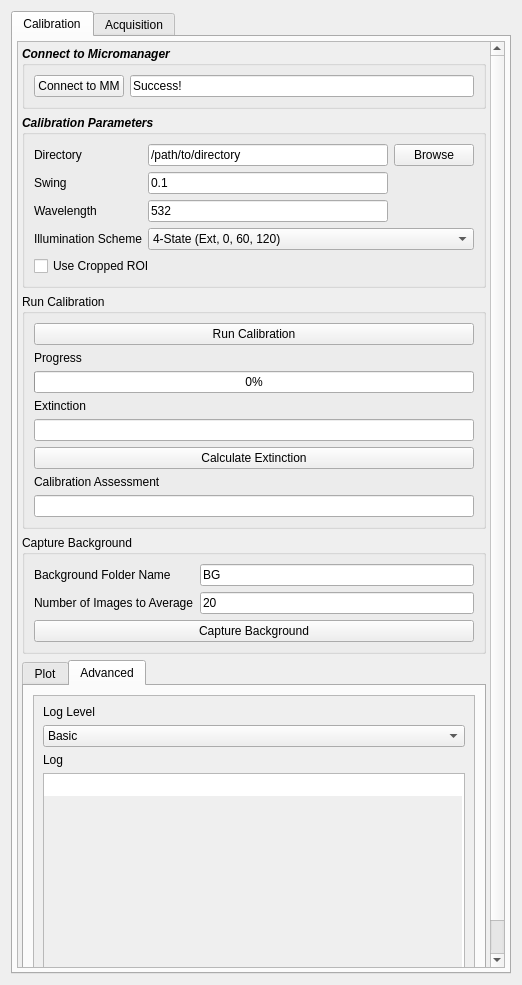
The window that recOrder/plugin/qtdesigner/recOrder_calibration_v5.ui (mehta-lab/waveorder) describes before a commit, drawn with Qt 5.
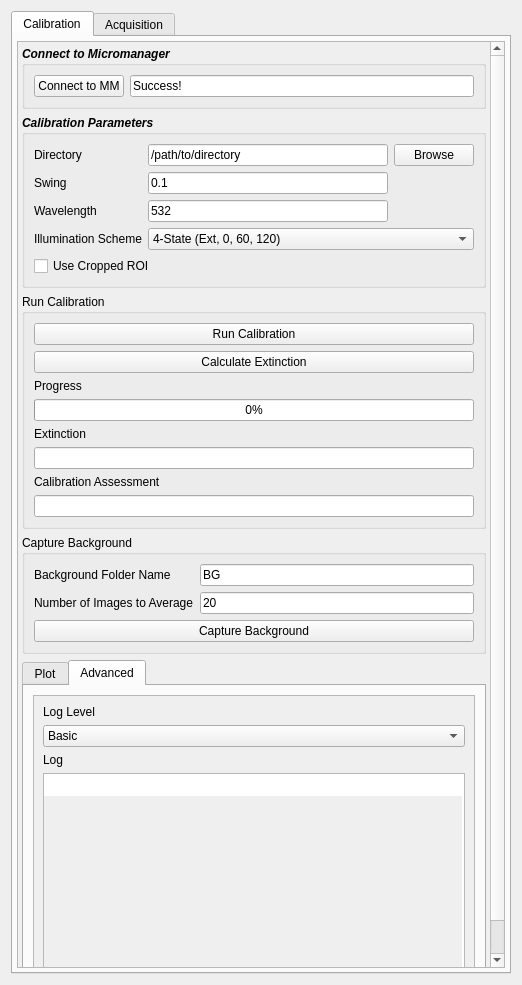
The same window after the commit. The open tabs and pages were chosen to show the change. Custom widgets are drawn as their Qt base class.

The edit to the form file:
```diff
--- a/recOrder/plugin/qtdesigner/recOrder_calibration_v5.ui
+++ b/recOrder/plugin/qtdesigner/recOrder_calibration_v5.ui
@@ -66,7 +66,7 @@
       <number>0</number>
      </property>
      <property name="elideMode">
-      <enum>Qt::ElideRight</enum>
+      <enum>Qt::ElideLeft</enum>
      </property>
      <property name="usesScrollButtons">
       <bool>false</bool>
@@ -536,6 +536,20 @@
                 </property>
                </widget>
               </item>
+              <item>
+               <widget class="QPushButton" name="qbutton_calc_extinction">
+                <property name="font">
+                 <font>
+                  <weight>50</weight>
+                  <italic>false</italic>
+                  <bold>false</bold>
+                 </font>
+                </property>
+                <property name="text">
+                 <string>Calculate Extinction</string>
+                </property>
+               </widget>
+              </item>
               <item>
                <widget class="QLabel" name="label_progress">
                 <property name="font">
@@ -584,20 +598,6 @@
                 </property>
                </widget>
               </item>
-              <item>
-               <widget class="QPushButton" name="qbutton_calc_extinction">
-                <property name="font">
-                 <font>
-                  <weight>50</weight>
-                  <italic>false</italic>
-                  <bold>false</bold>
-                 </font>
-                </property>
-                <property name="text">
-                 <string>Calculate Extinction</string>
-                </property>
-               </widget>
-              </item>
               <item>
                <widget class="QLabel" name="labell_calib_assessment">
                 <property name="font">
```
Left out of the diff: 8 changed lines with no effect on the pictures.
